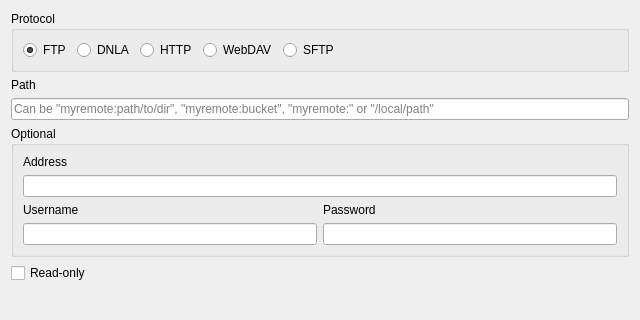
Communist02/agile, file forms/new_serve_window.ui: the form before one commit; both pictures show x 0 to 640 and y 0 to 320 of the 640 by 480 pixel window.
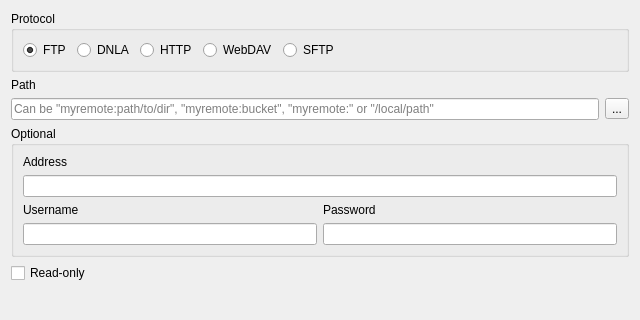
The form after the commit.

Patch:
```diff
--- a/forms/new_serve_window.ui
+++ b/forms/new_serve_window.ui
@@ -85,6 +85,8 @@
     </widget>
    </item>
    <item>
+    <layout class="QHBoxLayout" name="horizontalLayout_3">
+     <item>
     <widget class="QLineEdit" name="lineEdit_path">
      <property name="toolTip">
       <string>Can be &quot;myremote:path/to/dir&quot;, &quot;myremote:bucket&quot;, &quot;myremote:&quot; or &quot;/local/path&quot;</string>
@@ -93,6 +95,15 @@
       <string>Can be &quot;myremote:path/to/dir&quot;, &quot;myremote:bucket&quot;, &quot;myremote:&quot; or &quot;/local/path&quot;</string>
      </property>
     </widget>
+     </item>
+     <item>
+      <widget class="QToolButton" name="button_select_dir">
+       <property name="text">
+        <string>...</string>
+       </property>
+      </widget>
+     </item>
+    </layout>
    </item>
    <item>
     <widget class="QGroupBox" name="groupBox">
```
Lines whose indentation alone changed are shown as unchanged.
